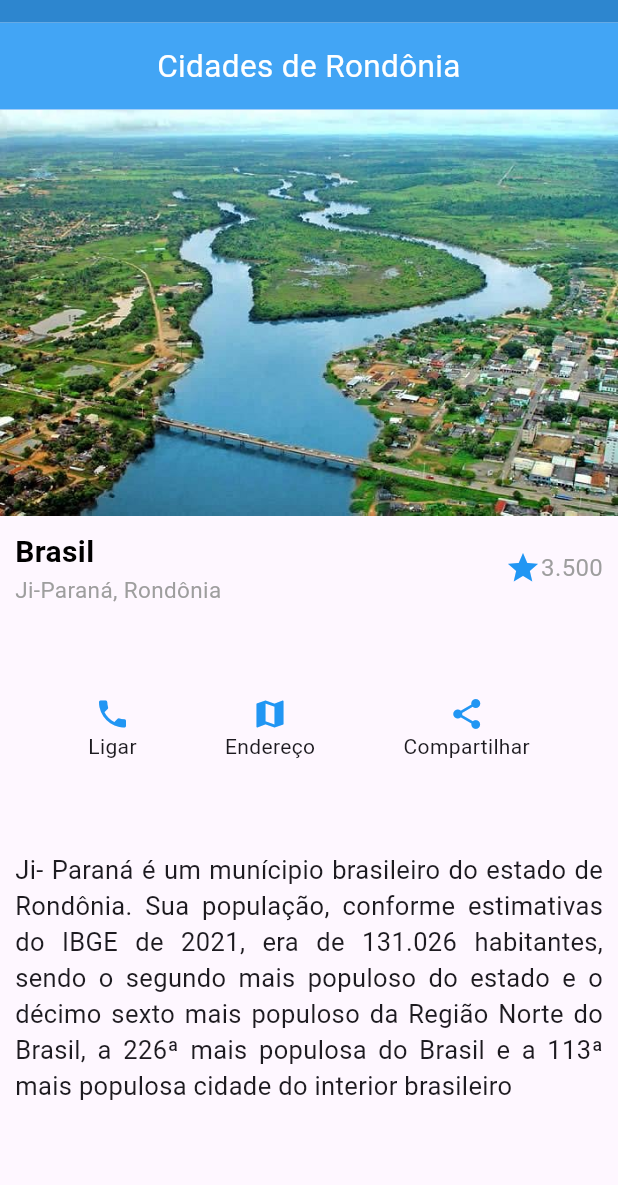
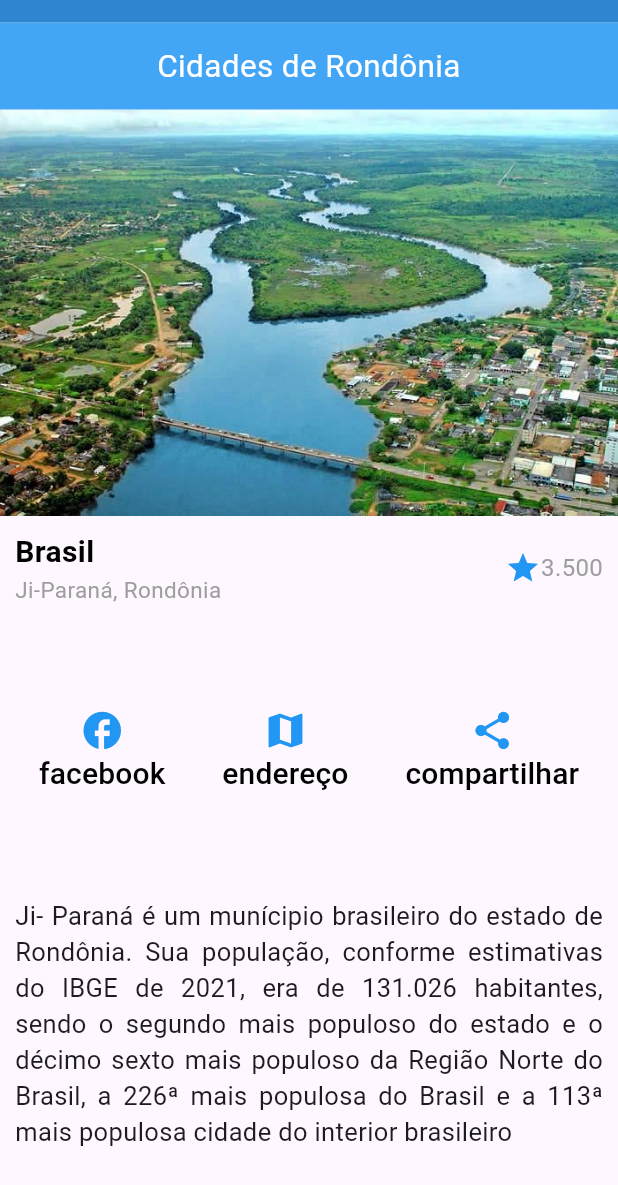
Before and after one commit to iraiore/layout_ji_parana_flutter, a Flutter app: the screen it shows after launch, on a phone screen of 412 x 824 dp. Shown: the top 1185 px of the screen. Run offline on Flutter 3.47's test engine with Material 3 defaults, Android fonts, the light colour scheme and no system bars.

Commit message:
colocando as imagens em um botao

```diff
--- a/lib/home_page.dart
+++ b/lib/home_page.dart
@@ -1,3 +1,5 @@
+import 'dart:ui';
+
 import 'package:flutter/cupertino.dart';
 import 'package:flutter/material.dart';
 import 'package:flutter/painting.dart';
@@ -88,32 +90,62 @@ class HomePage extends StatelessWidget {
           ),
           SizedBox(height: 50,),
           //seção icones ligar, endereço e compartilhar
-          const Row(
+          Row(
             mainAxisAlignment: MainAxisAlignment.spaceEvenly,
             children: [
-              Column(
+              TextButton(
+                 onPressed: (){},
+                 child: const Column(
                   children: [
-                  Icon(Icons.phone,
+                    Icon(
+                      Icons.facebook,
+                      size: 30,
                       color: Colors.blue,
                     ),
-                  Text("Ligar")
+                    Text('facebook',
+                      style: TextStyle(
+                        color:Colors.black,
+                        fontSize: 20,
+                      ),
+                    )
                   ],
                  ),
-              Column(
+                ),
+              TextButton(
+                 onPressed: (){},
+                 child: const Column(
                   children: [
-                  Icon(Icons.map,
+                    Icon(
+                      Icons.map,
+                      size: 30,
                       color: Colors.blue,
                     ),
-                  Text("Endereço")
+                    Text('endereço',
+                      style: TextStyle(
+                        color:Colors.black,
+                        fontSize: 20,
+                      ),
+                    )
                   ],
                  ),
-              Column(
+                ),
+              TextButton(
+                 onPressed: (){},
+                 child: const Column(
                   children: [
-                  Icon(Icons.share,
+                    Icon(
+                      Icons.share,
+                      size: 30,
                       color: Colors.blue,
                     ),
-                  Text("Compartilhar")
+                    Text('compartilhar',
+                      style: TextStyle(
+                        color:Colors.black,
+                        fontSize: 20,
+                      ),
+                    )
                   ],
+                 ),
                 ),
             ],
           ),
```
Lines whose indentation alone changed are shown as unchanged.
